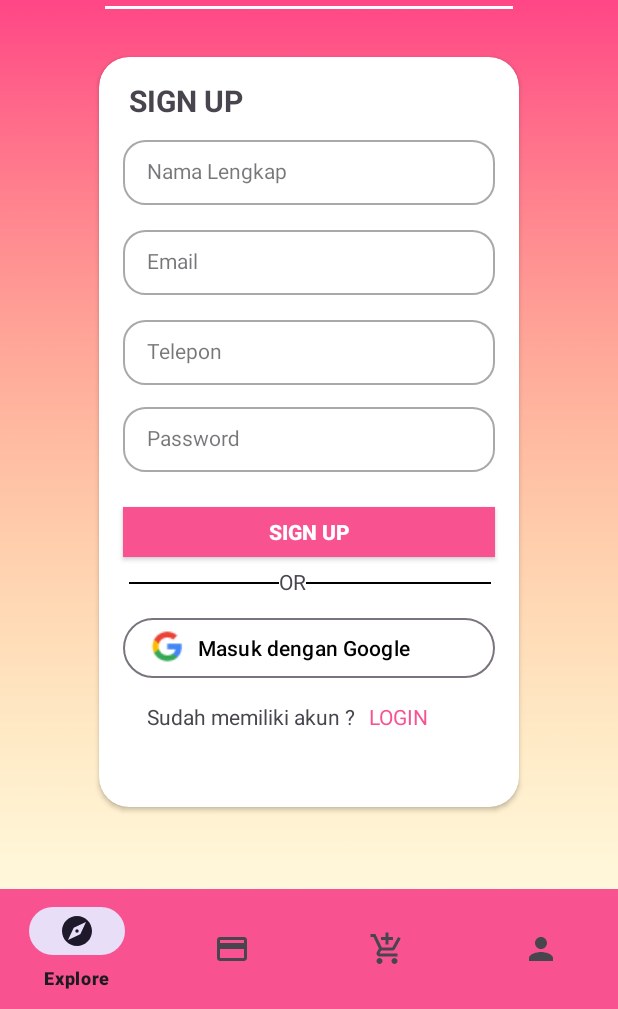
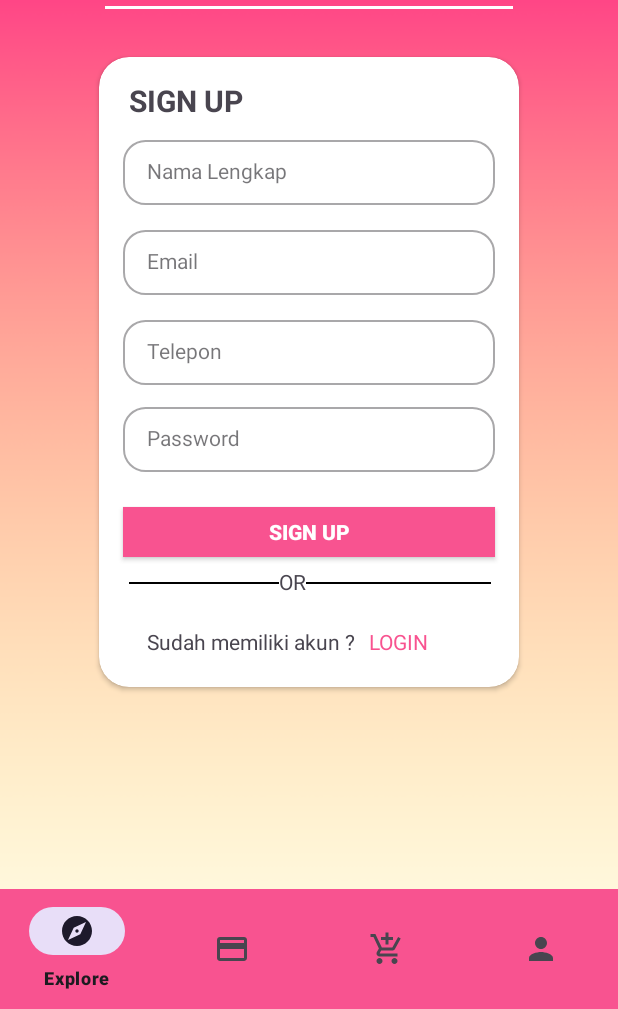
Before and after one commit to srizaal/TuneTicket, an Android app: the register screen opened through its navigation route, on a phone screen of 412 x 824 dp, the part 227-1236 px from its top. Run offline under Robolectric (Android 15) with nearby library versions, the phone set to English and light mode, and no system bars; our stand-ins replace navigation-ui.

Commit message:
update lagi 2

```diff
--- a/app/src/main/res/layout/fragment_login.xml
+++ b/app/src/main/res/layout/fragment_login.xml
@@ -34,7 +34,7 @@
 
     <androidx.cardview.widget.CardView
         android:layout_width="280dp"
-        android:layout_height="400dp"
+        android:layout_height="340dp"
         android:layout_marginTop="32dp"
         app:cardCornerRadius="20dp"
         app:layout_constraintEnd_toEndOf="parent"
@@ -156,12 +156,10 @@
             app:layout_constraintStart_toStartOf="parent"
             app:layout_constraintTop_toBottomOf="@+id/btnLogin" />
 
-
-
         <TextView
             android:layout_width="match_parent"
             android:layout_height="wrap_content"
-            android:layout_marginTop="350dp"
+            android:layout_marginTop="300dp"
             android:text="Belum memiliki akun ? "
             android:layout_marginStart="32dp"/>
 
@@ -169,7 +167,7 @@
             android:id="@+id/tvMasuk"
             android:layout_width="wrap_content"
             android:layout_height="wrap_content"
-            android:layout_marginTop="350dp"
+            android:layout_marginTop="300dp"
             android:text="DAFTAR"
             android:textColor="@color/bgpinkbgt"
             android:layout_marginStart="180dp"/>
--- a/app/src/main/res/layout/fragment_register.xml
+++ b/app/src/main/res/layout/fragment_register.xml
@@ -34,7 +34,7 @@
 
     <androidx.cardview.widget.CardView
         android:layout_width="280dp"
-        android:layout_height="500dp"
+        android:layout_height="420dp"
         android:layout_marginTop="32dp"
         app:cardCornerRadius="20dp"
         app:layout_constraintEnd_toEndOf="parent"
@@ -205,20 +205,12 @@
             app:layout_constraintStart_toStartOf="parent"
             app:layout_constraintTop_toBottomOf="@+id/btnLogin" />
 
-        <Button
-            android:layout_width="match_parent"
-            android:layout_height="wrap_content"
-            android:layout_marginTop="370dp"
-            android:layout_marginHorizontal="16dp"
-            android:textAlignment="center"
-            android:text="Masuk dengan Google"
-            android:textColor="@color/black"
-            style="@style/Login"/>
+
 
         <TextView
             android:layout_width="match_parent"
             android:layout_height="wrap_content"
-            android:layout_marginTop="430dp"
+            android:layout_marginTop="380dp"
             android:text="Sudah memiliki akun ? "
             android:layout_marginStart="32dp"/>
 
@@ -226,17 +218,9 @@
             android:id="@+id/tvMasuk"
             android:layout_width="wrap_content"
             android:layout_height="wrap_content"
-            android:layout_marginTop="430dp"
+            android:layout_marginTop="380dp"
             android:text="LOGIN"
             android:textColor="@color/bgpinkbgt"
             android:layout_marginStart="180dp"/>
-
-        <ImageView
-            android:id="@+id/imageView"
-            android:layout_width="wrap_content"
-            android:layout_height="wrap_content"
-            android:layout_marginTop="380dp"
-            android:layout_marginStart="32dp"
-            app:srcCompat="@drawable/google" />
     </androidx.cardview.widget.CardView>
 </androidx.constraintlayout.widget.ConstraintLayout>
```
